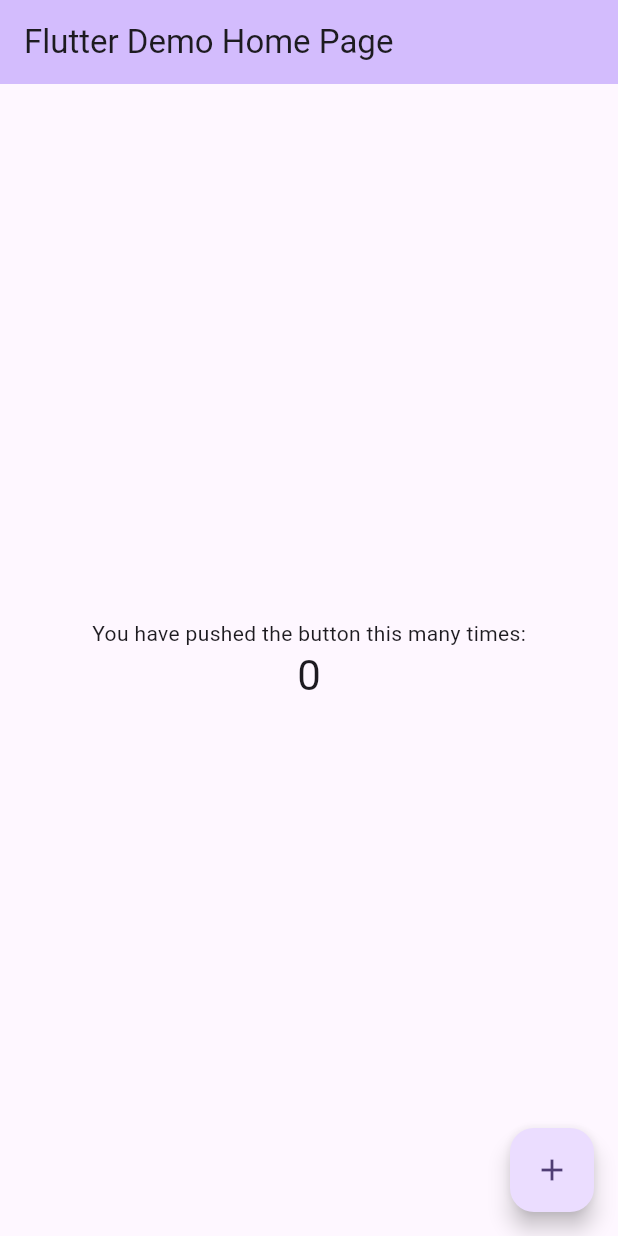
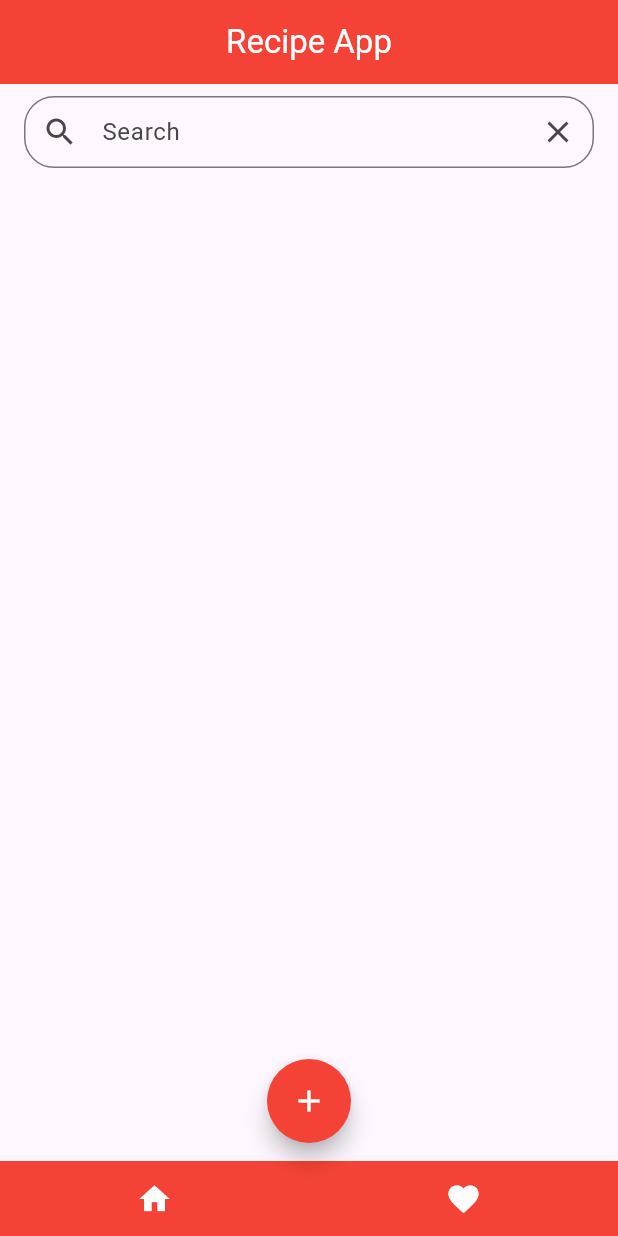
Before and after one commit to krishnasingh27/Regex-Assignment, a Flutter app: the screen it shows after launch, on a phone screen of 412 x 824 dp. Run offline on Flutter 3.47's test engine with Material 3 defaults, Android fonts, the phone set to English and light mode, and no system bars.

Commit message:
seccond commit

```diff
--- a/regex_assignment/lib/main.dart
+++ b/regex_assignment/lib/main.dart
@@ -1,4 +1,5 @@
 import 'package:flutter/material.dart';
+import 'package:regex_assignment/recipe_app/home_screen/view/home_screen.dart';
 
 void main() {
   runApp(const MyApp());
@@ -11,6 +12,7 @@
   @override
   Widget build(BuildContext context) {
     return MaterialApp(
+      debugShowCheckedModeBanner: false,
       title: 'Flutter Demo',
       theme: ThemeData(
         // This is the theme of your application.
@@ -31,95 +33,7 @@
         colorScheme: ColorScheme.fromSeed(seedColor: Colors.deepPurple),
         useMaterial3: true,
       ),
-      home: const MyHomePage(title: 'Flutter Demo Home Page'),
+      home: HomeScreenWidget(),
     );
   }
 }
-
-class MyHomePage extends StatefulWidget {
-  const MyHomePage({super.key, required this.title});
-
-  // This widget is the home page of your application. It is stateful, meaning
-  // that it has a State object (defined below) that contains fields that affect
-  // how it looks.
-
-  // This class is the configuration for the state. It holds the values (in this
-  // case the title) provided by the parent (in this case the App widget) and
-  // used by the build method of the State. Fields in a Widget subclass are
-  // always marked "final".
-
-  final String title;
-
-  @override
-  State<MyHomePage> createState() => _MyHomePageState();
-}
-
-class _MyHomePageState extends State<MyHomePage> {
-  int _counter = 0;
-
-  void _incrementCounter() {
-    setState(() {
-      // This call to setState tells the Flutter framework that something has
-      // changed in this State, which causes it to rerun the build method below
-      // so that the display can reflect the updated values. If we changed
-      // _counter without calling setState(), then the build method would not be
-      // called again, and so nothing would appear to happen.
-      _counter++;
-    });
-  }
-
-  @override
-  Widget build(BuildContext context) {
-    // This method is rerun every time setState is called, for instance as done
-    // by the _incrementCounter method above.
-    //
-    // The Flutter framework has been optimized to make rerunning build methods
-    // fast, so that you can just rebuild anything that needs updating rather
-    // than having to individually change instances of widgets.
-    return Scaffold(
-      appBar: AppBar(
-        // TRY THIS: Try changing the color here to a specific color (to
-        // Colors.amber, perhaps?) and trigger a hot reload to see the AppBar
-        // change color while the other colors stay the same.
-        backgroundColor: Theme.of(context).colorScheme.inversePrimary,
-        // Here we take the value from the MyHomePage object that was created by
-        // the App.build method, and use it to set our appbar title.
-        title: Text(widget.title),
-      ),
-      body: Center(
-        // Center is a layout widget. It takes a single child and positions it
-        // in the middle of the parent.
-        child: Column(
-          // Column is also a layout widget. It takes a list of children and
-          // arranges them vertically. By default, it sizes itself to fit its
-          // children horizontally, and tries to be as tall as its parent.
-          //
-          // Column has various properties to control how it sizes itself and
-          // how it positions its children. Here we use mainAxisAlignment to
-          // center the children vertically; the main axis here is the vertical
-          // axis because Columns are vertical (the cross axis would be
-          // horizontal).
-          //
-          // TRY THIS: Invoke "debug painting" (choose the "Toggle Debug Paint"
-          // action in the IDE, or press "p" in the console), to see the
-          // wireframe for each widget.
-          mainAxisAlignment: MainAxisAlignment.center,
-          children: <Widget>[
-            const Text(
-              'You have pushed the button this many times:',
-            ),
-            Text(
-              '$_counter',
-              style: Theme.of(context).textTheme.headlineMedium,
-            ),
-          ],
-        ),
-      ),
-      floatingActionButton: FloatingActionButton(
-        onPressed: _incrementCounter,
-        tooltip: 'Increment',
-        child: const Icon(Icons.add),
-      ), // This trailing comma makes auto-formatting nicer for build methods.
-    );
-  }
-}
--- /dev/null
+++ b/regex_assignment/lib/recipe_app/add_recipe_screen/view/add_recipe_screen.dart
@@ -0,0 +1,15 @@
+import 'package:flutter/material.dart';
+
+class AddRecipeScreen extends StatefulWidget {
+  const AddRecipeScreen({super.key});
+
+  @override
+  State<AddRecipeScreen> createState() => _AddRecipeScreenState();
+}
+
+class _AddRecipeScreenState extends State<AddRecipeScreen> {
+  @override
+  Widget build(BuildContext context) {
+    return const Scaffold();
+  }
+}
--- /dev/null
+++ b/regex_assignment/lib/recipe_app/favourite_recipe_screen/view/favourite_recipe_screen.dart
@@ -0,0 +1,15 @@
+import 'package:flutter/material.dart';
+
+class FavouriteRecipeScreen extends StatefulWidget {
+  const FavouriteRecipeScreen({super.key});
+
+  @override
+  State<FavouriteRecipeScreen> createState() => _FavouriteRecipeScreenState();
+}
+
+class _FavouriteRecipeScreenState extends State<FavouriteRecipeScreen> {
+  @override
+  Widget build(BuildContext context) {
+    return const Scaffold();
+  }
+}
--- /dev/null
+++ b/regex_assignment/lib/recipe_app/home_screen/view/home_screen.dart
@@ -0,0 +1,88 @@
+import 'package:flutter/material.dart';
+
+class HomeScreenWidget extends StatefulWidget {
+  const HomeScreenWidget({super.key});
+
+  @override
+  State<HomeScreenWidget> createState() => _HomeScreenWidgetState();
+}
+
+class _HomeScreenWidgetState extends State<HomeScreenWidget> {
+  TextEditingController _searchController = TextEditingController();
+
+  @override
+  Widget build(BuildContext context) {
+    return Scaffold(
+      appBar: AppBar(
+        backgroundColor: Colors.red,
+        centerTitle: true,
+        title: const Text(
+          "Recipe App",
+          style: TextStyle(color: Colors.white),
+        ),
+      ),
+      floatingActionButtonLocation:
+          FloatingActionButtonLocation.miniCenterFloat,
+      floatingActionButton: FloatingActionButton(
+          backgroundColor: Colors.red,
+          shape: const StadiumBorder(),
+          onPressed: () {},
+          child: const Icon(
+            Icons.add,
+            color: Colors.white,
+          )),
+      body: Padding(
+        padding: const EdgeInsets.all(8.0),
+        child: Container(
+          height: 50,
+          // Add padding around the search bar
+          padding: const EdgeInsets.symmetric(horizontal: 8.0),
+          // Use a Material design search bar
+          child: TextField(
+            controller: _searchController,
+            decoration: InputDecoration(
+              contentPadding: EdgeInsets.all(10.0),
+              hintText: 'Search',
+              // Add a clear button to the search bar
+              suffixIcon: IconButton(
+                icon: Icon(Icons.clear),
+                onPressed: () => _searchController.clear(),
+              ),
+              // Add a search icon or button to the search bar
+              prefixIcon: IconButton(
+                icon: Icon(Icons.search),
+                onPressed: () {
+                  // Perform the search here
+                },
+              ),
+              border: OutlineInputBorder(
+                borderRadius: BorderRadius.circular(20.0),
+              ),
+            ),
+          ),
+        ),
+      ),
+      bottomNavigationBar: Container(
+        height: 50,
+        color: Colors.red,
+        child: Row(
+          mainAxisAlignment: MainAxisAlignment.spaceAround,
+          children: [
+            IconButton(
+                onPressed: () {},
+                icon: Icon(
+                  Icons.home,
+                  color: Colors.white,
+                )),
+            IconButton(
+                onPressed: () {},
+                icon: Icon(
+                  Icons.favorite,
+                  color: Colors.white,
+                ))
+          ],
+        ),
+      ),
+    );
+  }
+}
--- /dev/null
+++ b/regex_assignment/lib/recipe_app/recipe_detail_screen/view/recipe_detail_screen.dart
@@ -0,0 +1,15 @@
+import 'package:flutter/material.dart';
+
+class RecipeDetailScreen extends StatefulWidget {
+  const RecipeDetailScreen({super.key});
+
+  @override
+  State<RecipeDetailScreen> createState() => _RecipeDetailScreenState();
+}
+
+class _RecipeDetailScreenState extends State<RecipeDetailScreen> {
+  @override
+  Widget build(BuildContext context) {
+    return const Scaffold();
+  }
+}
```
